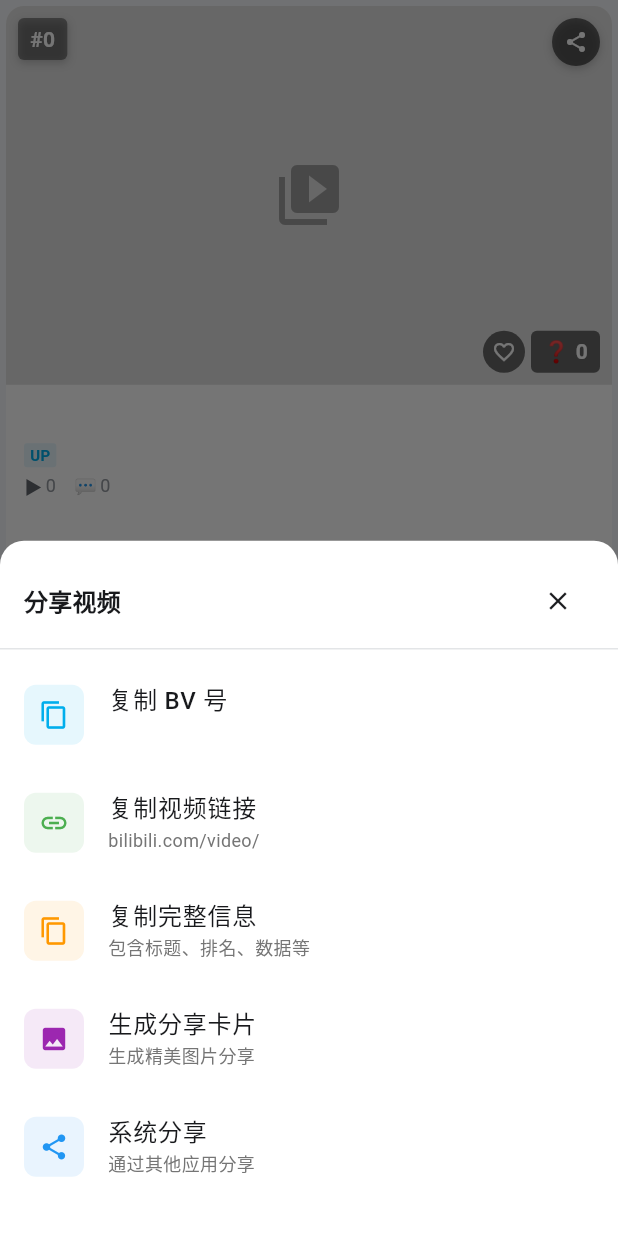
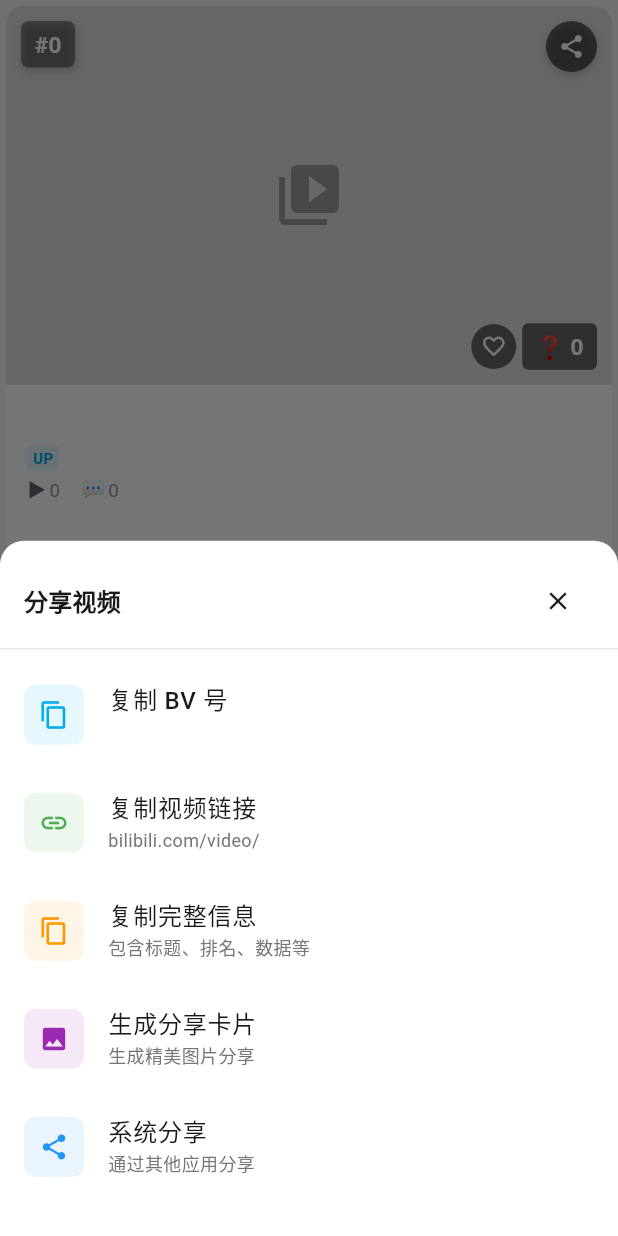
Before and after one commit to bili-qml-team/bili-qml-flutter, a Flutter app: the VideoCard widget shown alone on an empty page, opened directly with empty values, after a tap on the "share" icon, on a phone screen of 412 x 824 dp. Run offline on Flutter 3.47's test engine with Material 3 defaults, Android fonts, the phone set to English and light mode, and no system bars; our stand-ins replace cached_network_image, flutter_secure_storage, screenshot, share_plus, shared_preferences, web; missing offline and left inert: dart:html, dart:ui_web, share_handler; accounts and stored records are empty; network calls fail.

Commit message:
Improve responsive UI & typography across screens
Make several UI components adaptive to layout/size and refine typography and spacing. Updates include: responsive paddings, font sizes, icon/button sizes and radii in favorites, history and home screens; desktop-aware header and tab sizing in leaderboard_tabs; LayoutBuilder-driven responsive video cards with wide/compact modes and adjusted badge/share/favorite/score styles. These changes improve consistency, spacing and readability across breakpoints.

```diff
--- a/lib/widgets/video_card.dart
+++ b/lib/widgets/video_card.dart
@@ -33,6 +33,22 @@ class _VideoCardState extends State<VideoCard> {
     final theme = Theme.of(context);
     final isDark = theme.brightness == Brightness.dark;
 
+    return LayoutBuilder(
+      builder: (context, constraints) {
+        final cardWidth = constraints.maxWidth;
+        final isWideCard = cardWidth >= 280;
+        final isCompactCard = cardWidth <= 210;
+        final contentPadding = isWideCard
+            ? 14.0
+            : isCompactCard
+                ? 10.0
+                : 12.0;
+        final titleFontSize = isWideCard
+            ? 15.0
+            : isCompactCard
+                ? 13.0
+                : 14.0;
+
         return Card(
           clipBehavior: Clip.antiAlias,
           child: InkWell(
@@ -49,25 +65,29 @@ class _VideoCardState extends State<VideoCard> {
                       // 封面图
                       _buildThumbnail(),
                       // 排名徽章
-                  Positioned(left: 8, top: 8, child: _buildRankBadge(isDark)),
+                      Positioned(
+                        left: isWideCard ? 10 : 8,
+                        top: isWideCard ? 10 : 8,
+                        child: _buildRankBadge(isDark, isWideCard),
+                      ),
                       // 分享按钮
                       Positioned(
-                    right: 8,
-                    top: 8,
-                    child: _buildShareButton(context),
+                        right: isWideCard ? 10 : 8,
+                        top: isWideCard ? 10 : 8,
+                        child: _buildShareButton(context, isWideCard),
                       ),
                       // 底部操作栏
                       Positioned(
-                    right: 8,
-                    bottom: 8,
+                        right: isWideCard ? 10 : 8,
+                        bottom: isWideCard ? 10 : 8,
                         child: Row(
                           mainAxisSize: MainAxisSize.min,
                           children: [
                             // 收藏按钮
-                        _buildFavoriteButton(context),
+                            _buildFavoriteButton(context, isWideCard),
                             const SizedBox(width: 4),
                             // 抽象指数
-                        _buildScoreTag(),
+                            _buildScoreTag(isWideCard),
                           ],
                         ),
                       ),
@@ -76,7 +96,7 @@ class _VideoCardState extends State<VideoCard> {
                 ),
                 // 内容区域
                 Padding(
-              padding: const EdgeInsets.all(12),
+                  padding: EdgeInsets.all(contentPadding),
                   child: Column(
                     crossAxisAlignment: CrossAxisAlignment.start,
                     children: [
@@ -86,22 +106,25 @@ class _VideoCardState extends State<VideoCard> {
                         maxLines: 2,
                         overflow: TextOverflow.ellipsis,
                         style: theme.textTheme.titleSmall?.copyWith(
-                      fontWeight: FontWeight.w500,
+                          fontWeight: FontWeight.w600,
                           height: 1.3,
+                          fontSize: titleFontSize,
                         ),
                       ),
-                  const SizedBox(height: 8),
+                      SizedBox(height: isCompactCard ? 6 : 8),
                       // UP主信息
-                  _buildOwnerInfo(theme),
-                  const SizedBox(height: 4),
+                      _buildOwnerInfo(theme, isWideCard),
+                      SizedBox(height: isCompactCard ? 3 : 4),
                       // 播放/弹幕数
-                  _buildStats(theme),
+                      _buildStats(theme, isWideCard),
                     ],
                   ),
                 ),
               ],
             ),
           ),
+        );
+      },
     );
   }
 
@@ -151,7 +174,7 @@ class _VideoCardState extends State<VideoCard> {
     );
   }
 
-  Widget _buildRankBadge(bool isDark) {
+  Widget _buildRankBadge(bool isDark, bool isWideCard) {
     String rankText;
     Color bgColor;
     Color textColor = Colors.white;
@@ -177,10 +200,13 @@ class _VideoCardState extends State<VideoCard> {
     }
 
     return Container(
-      padding: const EdgeInsets.symmetric(horizontal: 8, vertical: 4),
+      padding: EdgeInsets.symmetric(
+        horizontal: isWideCard ? 9 : 8,
+        vertical: isWideCard ? 5 : 4,
+      ),
       decoration: BoxDecoration(
         color: bgColor,
-        borderRadius: BorderRadius.circular(4),
+        borderRadius: BorderRadius.circular(isWideCard ? 5 : 4),
         boxShadow: [
           BoxShadow(
             color: Colors.black.withValues(alpha: 0.2),
@@ -193,14 +219,16 @@ class _VideoCardState extends State<VideoCard> {
         rankText,
         style: TextStyle(
           color: textColor,
-          fontSize: widget.rank == 1 && widget.isRank1Custom ? 12 : 14,
+          fontSize: widget.rank == 1 && widget.isRank1Custom
+              ? (isWideCard ? 13 : 12)
+              : (isWideCard ? 15 : 14),
           fontWeight: FontWeight.bold,
         ),
       ),
     );
   }
 
-  Widget _buildShareButton(BuildContext context) {
+  Widget _buildShareButton(BuildContext context, bool isWideCard) {
     return Material(
       color: Colors.transparent,
       child: InkWell(
@@ -209,8 +237,8 @@ class _VideoCardState extends State<VideoCard> {
         },
         borderRadius: BorderRadius.circular(20),
         child: Container(
-          width: 32,
-          height: 32,
+          width: isWideCard ? 34 : 32,
+          height: isWideCard ? 34 : 32,
           decoration: BoxDecoration(
             color: Colors.black54,
             shape: BoxShape.circle,
@@ -222,13 +250,17 @@ class _VideoCardState extends State<VideoCard> {
               ),
             ],
           ),
-          child: const Icon(Icons.share, color: Colors.white, size: 16),
+          child: Icon(
+            Icons.share,
+            color: Colors.white,
+            size: isWideCard ? 18 : 16,
+          ),
         ),
       ),
     );
   }
 
-  Widget _buildFavoriteButton(BuildContext context) {
+  Widget _buildFavoriteButton(BuildContext context, bool isWideCard) {
     return Consumer<FavoritesProvider>(
       builder: (context, favoritesProvider, _) {
         final isFavorited = favoritesProvider.isFavoritedSync(widget.item.bvid);
@@ -254,8 +286,8 @@ class _VideoCardState extends State<VideoCard> {
             },
             borderRadius: BorderRadius.circular(20),
             child: Container(
-              width: 28,
-              height: 28,
+              width: isWideCard ? 30 : 28,
+              height: isWideCard ? 30 : 28,
               decoration: BoxDecoration(
                 color: Colors.black54,
                 shape: BoxShape.circle,
@@ -263,7 +295,7 @@ class _VideoCardState extends State<VideoCard> {
               child: Icon(
                 isFavorited ? Icons.favorite : Icons.favorite_border,
                 color: isFavorited ? Colors.pinkAccent : Colors.white,
-                size: 16,
+                size: isWideCard ? 17 : 16,
               ),
             ),
           ),
@@ -272,9 +304,12 @@ class _VideoCardState extends State<VideoCard> {
     );
   }
 
-  Widget _buildScoreTag() {
+  Widget _buildScoreTag(bool isWideCard) {
     return Container(
-      padding: const EdgeInsets.symmetric(horizontal: 8, vertical: 4),
+      padding: EdgeInsets.symmetric(
+        horizontal: isWideCard ? 9 : 8,
+        vertical: isWideCard ? 5 : 4,
+      ),
       decoration: BoxDecoration(
         color: Colors.black54,
         borderRadius: BorderRadius.circular(4),
@@ -282,13 +317,13 @@ class _VideoCardState extends State<VideoCard> {
       child: Row(
         mainAxisSize: MainAxisSize.min,
         children: [
-          const Text('❓', style: TextStyle(fontSize: 14)),
+          Text('❓', style: TextStyle(fontSize: isWideCard ? 15 : 14)),
           const SizedBox(width: 4),
           Text(
             '${widget.item.count}',
-            style: const TextStyle(
+            style: TextStyle(
               color: Colors.white,
-              fontSize: 14,
+              fontSize: isWideCard ? 15 : 14,
               fontWeight: FontWeight.bold,
             ),
           ),
@@ -297,7 +332,7 @@ class _VideoCardState extends State<VideoCard> {
     );
   }
 
-  Widget _buildOwnerInfo(ThemeData theme) {
+  Widget _buildOwnerInfo(ThemeData theme, bool isWideCard) {
     return Row(
       children: [
         Container(
@@ -321,30 +356,52 @@ class _VideoCardState extends State<VideoCard> {
             widget.item.ownerName ?? '未知UP',
             maxLines: 1,
             overflow: TextOverflow.ellipsis,
-            style: theme.textTheme.bodySmall,
+            style: theme.textTheme.bodySmall?.copyWith(
+              fontSize: isWideCard ? 12 : 11.5,
+            ),
           ),
         ),
       ],
     );
   }
 
-  Widget _buildStats(ThemeData theme) {
+  Widget _buildStats(ThemeData theme, bool isWideCard) {
     return Row(
       children: [
-        _buildStatItem(theme, '▶', _formatCount(widget.item.viewCount)),
-        const SizedBox(width: 12),
-        _buildStatItem(theme, '💬', _formatCount(widget.item.danmakuCount)),
+        _buildStatItem(
+          theme,
+          '▶',
+          _formatCount(widget.item.viewCount),
+          isWideCard,
+        ),
+        SizedBox(width: isWideCard ? 14 : 12),
+        _buildStatItem(
+          theme,
+          '💬',
+          _formatCount(widget.item.danmakuCount),
+          isWideCard,
+        ),
       ],
     );
   }
 
-  Widget _buildStatItem(ThemeData theme, String icon, String value) {
+  Widget _buildStatItem(
+    ThemeData theme,
+    String icon,
+    String value,
+    bool isWideCard,
+  ) {
     return Row(
       mainAxisSize: MainAxisSize.min,
       children: [
-        Text(icon, style: const TextStyle(fontSize: 12)),
+        Text(icon, style: TextStyle(fontSize: isWideCard ? 12.5 : 12)),
         const SizedBox(width: 2),
-        Text(value, style: theme.textTheme.bodySmall?.copyWith(fontSize: 12)),
+        Text(
+          value,
+          style: theme.textTheme.bodySmall?.copyWith(
+            fontSize: isWideCard ? 12.5 : 12,
+          ),
+        ),
       ],
     );
   }
```
Also changed, not shown: lib/screens/favorites_screen.dart (+23 -16 lines), lib/screens/history_screen.dart (+23 -16 lines), lib/screens/home_screen.dart (+27 -7 lines), lib/widgets/leaderboard_tabs.dart (+26 -10 lines). Lines whose indentation alone changed are shown as unchanged.
